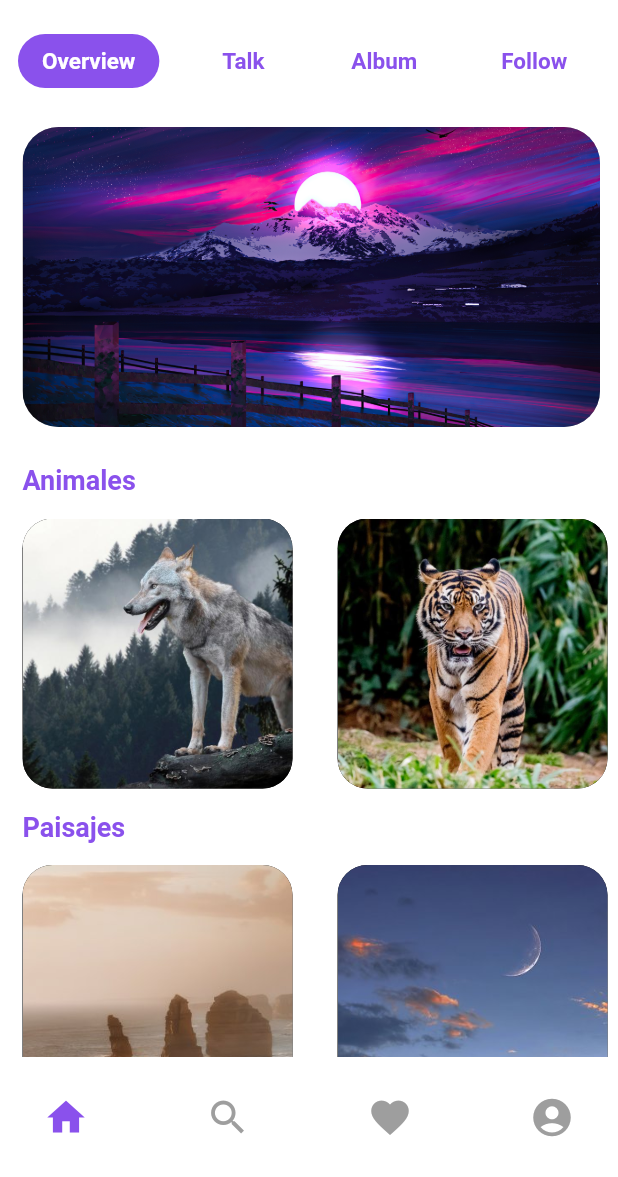
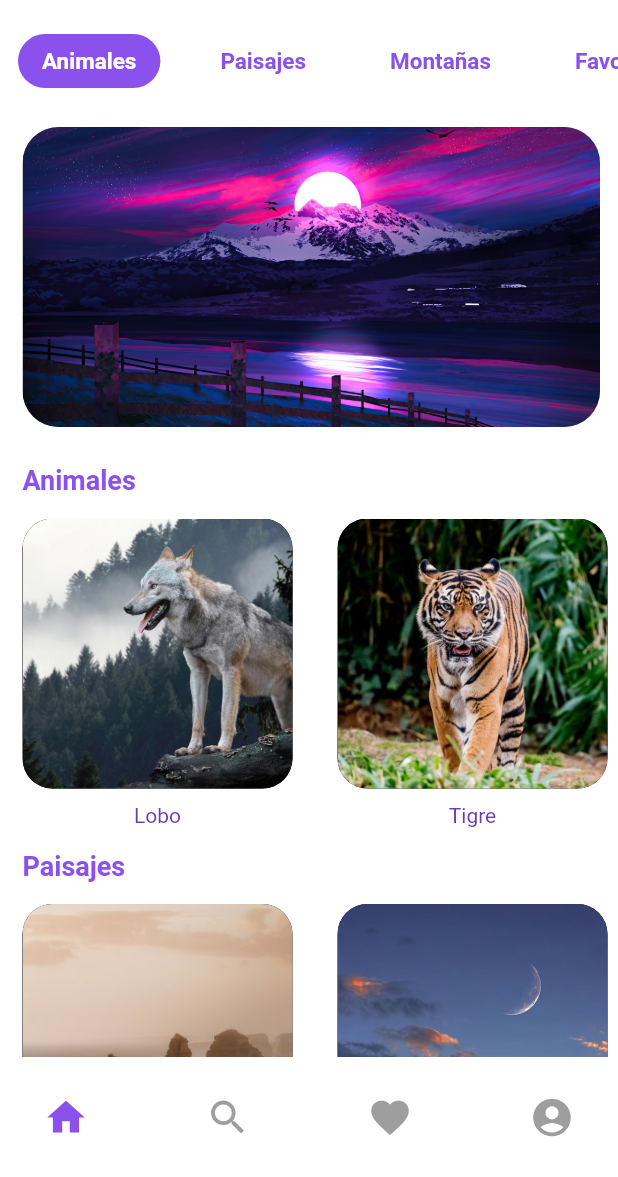
Before and after one commit to xMarlonGx/actividad2, a Flutter app: the screen it shows after launch, on a phone screen of 412 x 824 dp, the part 59-1236 px from its top. Run offline on Flutter 3.47's test engine with Material 2 defaults, Android fonts, the phone set to English and light mode, and no system bars; our stand-ins replace page_transition.

Commit message:
Ultimos cambios

```diff
--- a/actividad2/lib/constantes/const.dart
+++ b/actividad2/lib/constantes/const.dart
@@ -1,6 +1,12 @@
 import 'package:flutter/material.dart';
 
-const List menu_home = ["Overview", "Talk", "Album", "Follow"];
+const List menu_home = [
+  "Animales",
+  "Paisajes",
+  "Montañas",
+  "Favoritos",
+  "Lista"
+];
 
 const List animales = [
   {
--- a/actividad2/lib/paginas/home.dart
+++ b/actividad2/lib/paginas/home.dart
@@ -203,6 +203,15 @@ class _HomeState extends State<Home> {
                                 image: DecorationImage(
                                     image: AssetImage(animales[index]['img']),
                                     fit: BoxFit.cover)),
+                          ),
+                          SizedBox(
+                            height: 10,
+                          ),
+                          Center(
+                            child: Text(
+                              animales[index]['nombre'],
+                              style: TextStyle(color: Colors.deepPurple),
+                            ),
                           )
                         ],
                       ),
```
